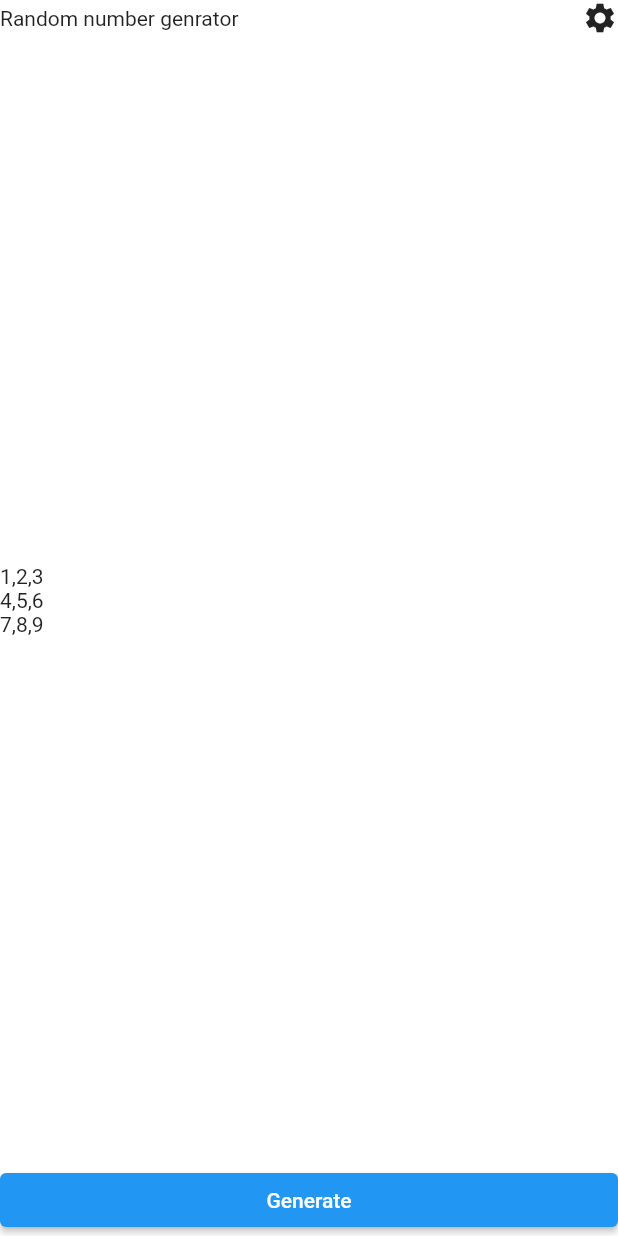
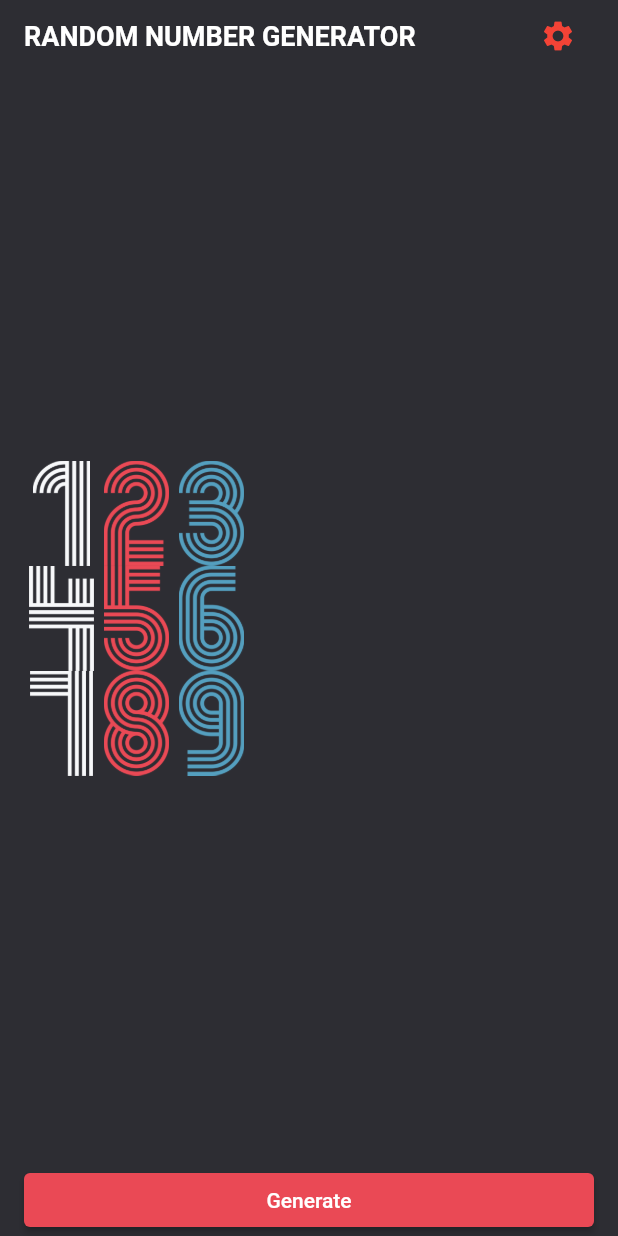
Before and after one commit to Hyunsang-coder/random_number_generator, a Flutter app: the screen it shows after launch, on a phone screen of 412 x 824 dp. Run offline on Flutter 3.47's test engine with Material 2 defaults, Android fonts, the phone set to English and light mode, and no system bars.

Commit message:
Applying the map function WIP

```diff
--- /dev/null
+++ b/lib/constant/color.dart
@@ -0,0 +1,6 @@
+import 'package:flutter/material.dart';
+
+
+const Color Primary_Color = Color(0xFF2D2D33);
+const Color Red_Color = Color(0xFFEA4955);
+const Color Blue_Color = Color(0xFF548FBF);
--- a/lib/screen/home_screen.dart
+++ b/lib/screen/home_screen.dart
@@ -1,5 +1,5 @@
 import 'package:flutter/material.dart';
-
+import 'package:random_number_generator/constant/color.dart';
 
 class HomeScreen extends StatefulWidget {
   const HomeScreen({super.key});
@@ -12,32 +12,63 @@ class _HomeScreenState extends State<HomeScreen> {
   @override
   Widget build(BuildContext context) {
     return Scaffold(
-      backgroundColor: Colors.white,
+      backgroundColor: Primary_Color,
       body: SafeArea(
-        child: Container(
+        child: Padding(
+          padding: EdgeInsets.symmetric(
+            horizontal: 16.0,
+          ),
           child: Column(
             crossAxisAlignment: CrossAxisAlignment.start,
             children: [
               Row(
                 mainAxisAlignment: MainAxisAlignment.spaceBetween,
                 children: [
-                  Text('Random number genrator'),
-                  Icon(Icons.settings)
-                ],),
+                  Text(
+                    'RANDOM NUMBER GENERATOR',
+                    style: TextStyle(
+                      color: Colors.white,
+                      fontSize: 18.0,
+                      fontWeight: FontWeight.w700,
+                    ),
+                  ),
+                  IconButton(
+                    onPressed: () {},
+                    icon: Icon(Icons.settings),
+                    color: Colors.red,
+                  )
+                ],
+              ),
               Expanded(
                 child: Column(
-                  mainAxisAlignment:
-                    MainAxisAlignment.center,
+                  mainAxisAlignment: MainAxisAlignment.center,
                   children: [
-                  Text('1,2,3'),
-                  Text('4,5,6'),
-                  Text('7,8,9'),
+                    123,
+                    456,
+                    789,
                   ]
+                      .map(
+                        (x) => Row(
+                          children: x
+                              .toString()
+                              .split('')
+                              .map((y) => Image.asset(
+                                    'asset/img/$y.png',
+                                    height: 70,
+                                    width: 50,
+                                  ))
+                              .toList(),
+                        ),
+                      )
+                      .toList(),
                 ),
               ),
               SizedBox(
                 width: double.infinity,
                 child: ElevatedButton(
+                  style: ElevatedButton.styleFrom(
+                    backgroundColor: Red_Color,
+                  ),
                   onPressed: () {},
                   child: Text('Generate'),
                 ),
```
Also changed, not shown: 1 other file.
